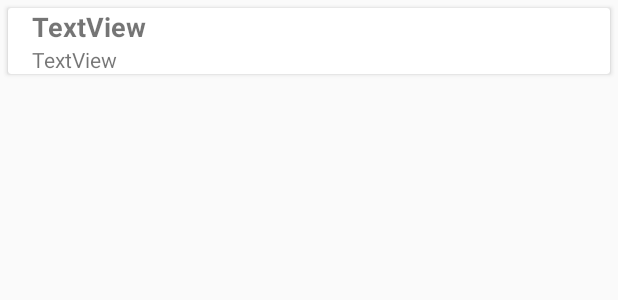
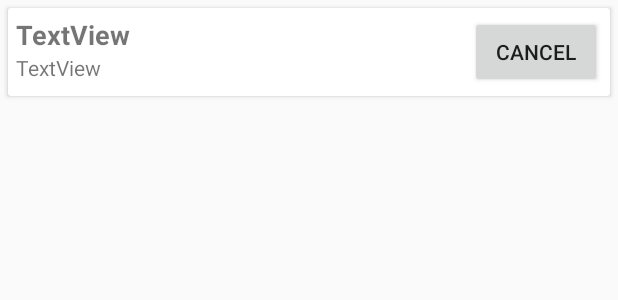
Before and after one commit to duke1712/TvShowScheduler, an Android app: the layout reminder_list_item.xml on its own in the app's theme, with its tools: preview values and no code run, on a phone screen of 412 x 824 dp. Shown: the top 300 px of the screen. Run offline under Robolectric (Android 15) with nearby library versions, the phone set to English and light mode, and no system bars.

Commit message:
Added Cancel Alarm Functionality

```diff
--- a/app/build.gradle
+++ b/app/build.gradle
@@ -57,6 +57,7 @@ dependencies {
     compile 'com.google.android.gms:play-services-analytics:10.0.1'
     compile 'com.android.support:recyclerview-v7:25.0.1'
     compile 'com.google.android.gms:play-services-ads:10.0.1'
+    compile 'com.facebook.stetho:stetho:1.4.2'
     apt 'net.simonvt.schematic:schematic-compiler:0.6.3'
 }
 apply plugin: 'com.google.gms.google-services'
--- a/app/src/main/java/com/pritesh/tvshowscheduler/ui/DialogActivity.java
+++ b/app/src/main/java/com/pritesh/tvshowscheduler/ui/DialogActivity.java
@@ -19,8 +19,8 @@ public class DialogActivity extends AppCompatActivity {
         Context context;
         AlertDialog.Builder builder = new AlertDialog.Builder(this);
         // android.support.v7.app.AlertDialog.Builder builder=new android.support.v7.app.AlertDialog.Builder(context);
-     //   builder.setTitle("SHOW REMINDER");
-        builder.setMessage(intent.getStringExtra(getApplicationContext().getString(R.string.alarm)) + getApplicationContext().getString(R.string.alarm_message))
+        //   builder.setTitle("SHOW REMINDER");
+        builder.setMessage(intent.getStringExtra(getApplicationContext().getString(R.string.show)) + getApplicationContext().getString(R.string.alarm_message))
                 .setCancelable(false)
                 .setPositiveButton("STOP", new DialogInterface.OnClickListener() {
                     @Override
--- a/app/src/main/java/com/pritesh/tvshowscheduler/ui/ShowsActivity.java
+++ b/app/src/main/java/com/pritesh/tvshowscheduler/ui/ShowsActivity.java
@@ -43,6 +43,7 @@ public class ShowsActivity extends AppCompatActivity implements LoaderManager.Lo
     RecyclerView recyclerView;
     String name, displayName;
     List<Shows> showsList = new ArrayList<>();
+    public static Context context;
     private Toolbar toolbar;
 
     public static String getDate() {
@@ -62,6 +63,7 @@ public class ShowsActivity extends AppCompatActivity implements LoaderManager.Lo
     protected void onCreate(Bundle savedInstanceState) {
         super.onCreate(savedInstanceState);
         setContentView(R.layout.activity_shows);
+        context=this;
         Intent intent = getIntent();
         name = intent.getStringExtra("CHANNEL_NAME");
         displayName = intent.getStringExtra("CHANNEL_DISPLAY_NAME");
--- a/app/src/main/res/layout/reminder_list_item.xml
+++ b/app/src/main/res/layout/reminder_list_item.xml
@@ -3,7 +3,7 @@
     xmlns:tools="http://schemas.android.com/tools"
     xmlns:android="http://schemas.android.com/apk/res/android"
     android:layout_width="match_parent"
-    android:layout_height="match_parent" >
+    android:layout_height="wrap_content" >
 <android.support.v7.widget.CardView xmlns:android="http://schemas.android.com/apk/res/android"
     xmlns:app="http://schemas.android.com/apk/res-auto"
     xmlns:tools="http://schemas.android.com/tools"
@@ -20,13 +20,29 @@
             <!--android:layout_height="100dp"-->
             <!--app:srcCompat="@mipmap/ic_launcher" />-->
 
+    <!--<Button-->
+        <!--android:id="@+id/reminder1"-->
+        <!--android:textAlignment="center"-->
+        <!--android:background="@android:drawable/ic_lock_idle_alarm"-->
+        <!--android:gravity="center"-->
+        <!--android:elevation="2dp"-->
+        <!--android:layout_gravity="center"-->
+        <!--android:layout_width="65dp"-->
+        <!--android:layout_height="65dp"-->
+        <!--android:layout_margin="5dp"-->
+        <!--/>-->
+
     <LinearLayout
+        android:orientation="horizontal"
         android:layout_width="match_parent"
         android:layout_height="match_parent"
+        android:padding="5dp">
+
+        <LinearLayout
+                android:layout_width="wrap_content"
+                android:layout_height="wrap_content"
                 android:layout_weight="1"
-            android:orientation="vertical"
-            android:paddingEnd="@dimen/activity_vertical_margin"
-            android:paddingStart="@dimen/activity_vertical_margin">
+                android:orientation="vertical">
 
             <TextView
                     android:id="@+id/title1"
@@ -47,17 +63,14 @@
 
         </LinearLayout>
 
-        <!--<Button-->
-        <!--android:id="@+id/reminder1"-->
-        <!--android:textAlignment="center"-->
-        <!--android:background="@android:drawable/ic_lock_idle_alarm"-->
-        <!--android:gravity="center"-->
-        <!--android:elevation="2dp"-->
-        <!--android:layout_gravity="center"-->
-        <!--android:layout_width="65dp"-->
-        <!--android:layout_height="65dp"-->
-        <!--android:layout_margin="5dp"-->
-        <!--/>-->
+        <Button
+            android:text="Cancel"
+            android:layout_width="wrap_content"
+            android:layout_height="wrap_content"
+            android:id="@+id/cancel"
+            android:layout_alignParentTop="true"
+            android:layout_alignParentStart="true" />
+    </LinearLayout>
+</android.support.v7.widget.CardView>
 
-</android.support.v7.widget.CardView>
 </RelativeLayout>
```
Also changed, not shown: app/src/main/AndroidManifest.xml (+11 -10 lines), app/src/main/java/com/pritesh/tvshowscheduler/TvShow.java (+9 -0 lines), app/src/main/java/com/pritesh/tvshowscheduler/adapter/ReminderAdapter.java (+50 -10 lines), app/src/main/java/com/pritesh/tvshowscheduler/adapter/ReminderAdapter1.java (added, +90 -0 lines), app/src/main/java/com/pritesh/tvshowscheduler/adapter/ShowsAdapter.java (+5 -3 lines), app/src/main/java/com/pritesh/tvshowscheduler/model/Shows.java (+4 -4 lines), app/src/main/java/com/pritesh/tvshowscheduler/ui/MainFragment.java (+1 -9 lines), app/src/main/java/com/pritesh/tvshowscheduler/ui/ReminderFragment.java (+27 -4 lines). Lines whose indentation alone changed are shown as unchanged.
